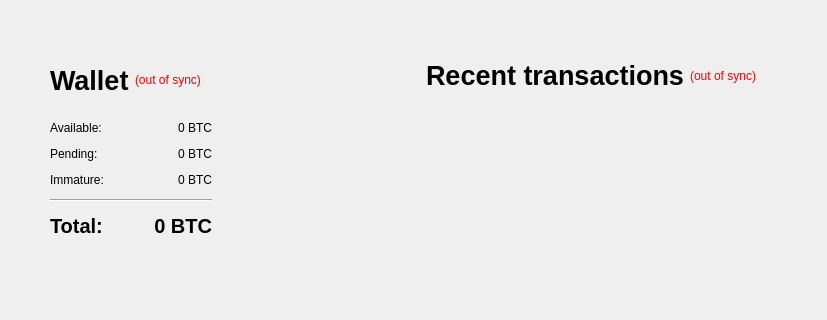
This is src/qt/forms/overviewpage.ui in cbtc/Pesetacoin-0.9.2-Oficial as Qt 5 draws it before an edit; both pictures show x 0 to 827 and y 0 to 320 of the 827 by 639 pixel window. The edited form follows.
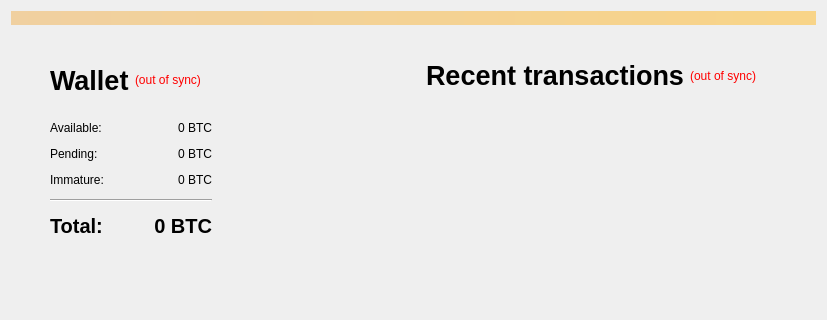
This is the edited form. Icons and pictures are not drawn.

Diff of the .ui file:
```diff
--- a/src/qt/forms/overviewpage.ui
+++ b/src/qt/forms/overviewpage.ui
@@ -20,7 +20,7 @@
       <bool>false</bool>
      </property>
      <property name="styleSheet">
-      <string notr="true">QLabel { color: red; }</string>
+      <string notr="true">background-color: qlineargradient(x1: 0, y1: 0, x2: 1, y2: 0, stop:0 #F0D0A0, stop:1 #F8D488); color:#000000;</string>
      </property>
      <property name="wordWrap">
       <bool>true</bool>
```
